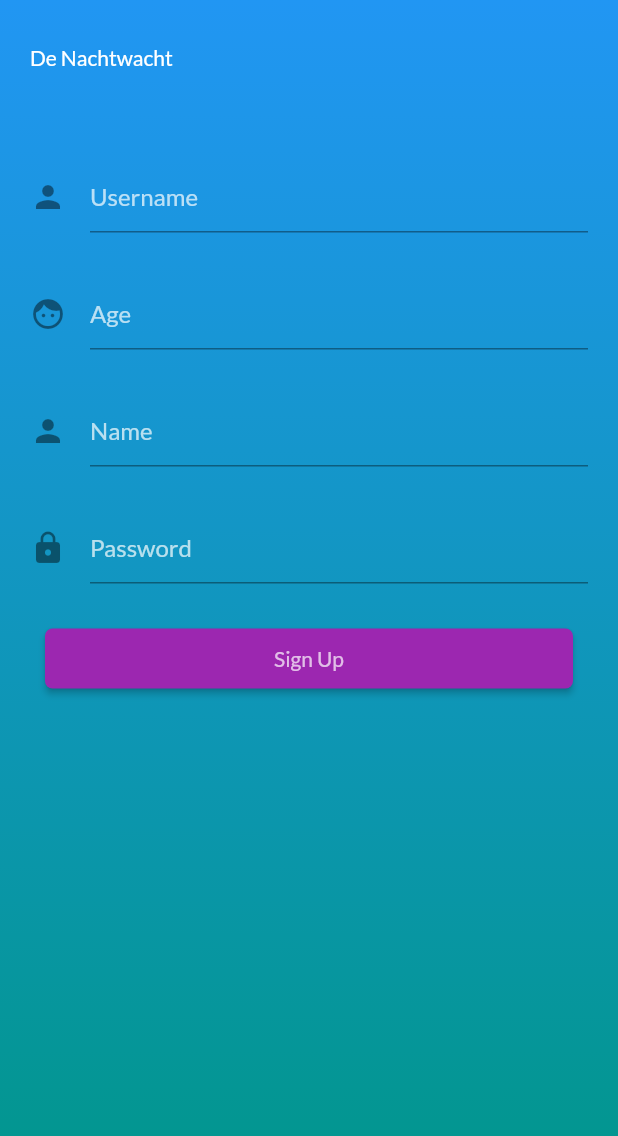
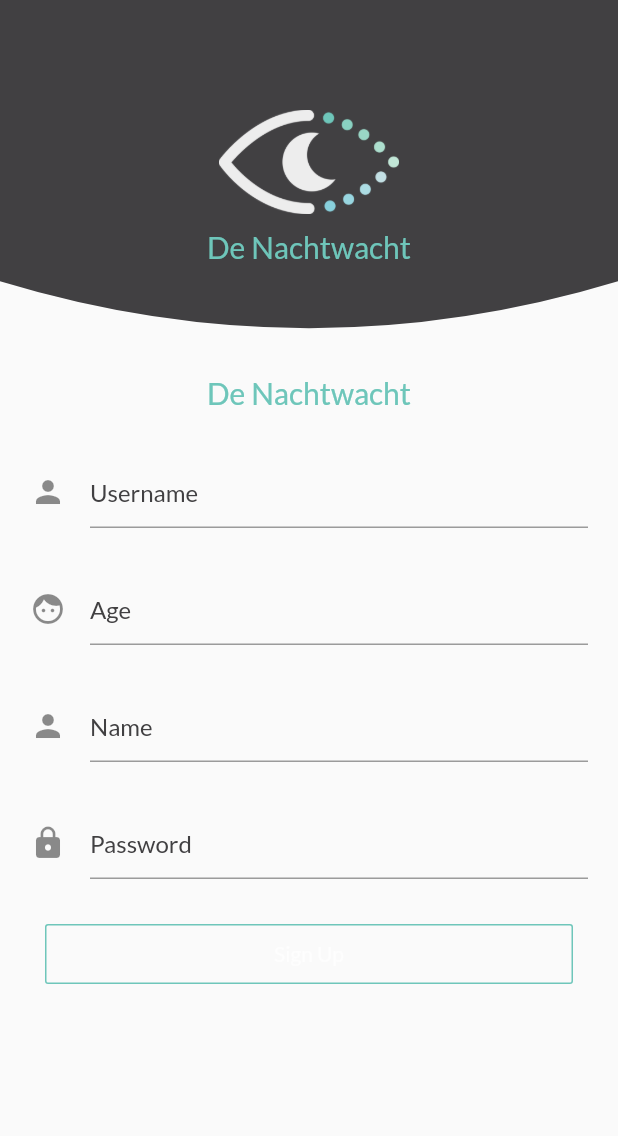
Before and after one commit to mextenderr/Team-2-De-Nachtwacht, a Flutter app: the RegisterPage screen opened by its route, on a phone screen of 412 x 824 dp. Shown: the top 1136 px of the screen. Run offline on Flutter 3.47's test engine with Material 2 defaults, Android fonts, the phone set to English and light mode, and no system bars; our stand-ins replace flutter_bluetooth_serial, google_fonts, shared_preferences; accounts and stored records are empty; network calls fail.

Commit message:
update register scherm

```diff
--- a/flutterApp/flutter_app/lib/pages/login_page.dart
+++ b/flutterApp/flutter_app/lib/pages/login_page.dart
@@ -26,12 +26,6 @@ class _LoginPageState extends State<LoginPage> {
           topSection()
           ,Expanded(
                       child: Container(
-              // decoration: BoxDecoration(
-              //   gradient: LinearGradient(colors: [
-              //     Colors.blue,
-              //     Colors.teal,
-              //   ], begin: Alignment.topCenter, end: Alignment.bottomCenter),
-              // ),
               child: _isLoading
                   ? Center(child: CircularProgressIndicator())
                   : ListView(
@@ -137,10 +131,7 @@ class _LoginPageState extends State<LoginPage> {
       padding: EdgeInsets.symmetric(horizontal: 30.0),
       child: OutlineButton(
         onPressed: () {
-          setState(() {
-            _isLoading = true;
-          });
-          signIn(usernameController.text, passwordController.text);
+          Navigator.push(context, MaterialPageRoute(builder: (context) => RegisterPage()),);
         },
         color: Colors.transparent,
         borderSide: BorderSide(
--- a/flutterApp/flutter_app/lib/pages/register_page.dart
+++ b/flutterApp/flutter_app/lib/pages/register_page.dart
@@ -3,7 +3,8 @@ import 'dart:convert';
 
 import 'package:flutter/material.dart';
 import 'package:flutter/services.dart';
-import 'package:flutter_app/pages/homePage.dart';
+import 'package:flutter_app/helpers/LinePath.dart';
+import 'package:flutter_app/pages/login_page.dart';
 import '../constants.dart' as constants;
 
 import 'package:http/http.dart' as http;
@@ -18,26 +19,27 @@ class _RegisterPageState extends State<RegisterPage> {
 
 @override
   Widget build(BuildContext context) {
-    SystemChrome.setSystemUIOverlayStyle(SystemUiOverlayStyle.light.copyWith(statusBarColor: Colors.transparent));
+    SystemChrome.setSystemUIOverlayStyle(SystemUiOverlayStyle.light
+      .copyWith(statusBarColor: Colors.transparent));
     return Scaffold(
-      body: Container(
-        decoration: BoxDecoration(
-          gradient: LinearGradient(
-            colors: [
-              Colors.blue,
-              Colors.teal,
-            ],
-            begin: Alignment.topCenter,
-            end: Alignment.bottomCenter
-          ),
-        ),
-        child: _isLoading ? Center(child: CircularProgressIndicator()) : ListView(
+      body: Column(
+
+        children: <Widget>[
+          topSection()
+          ,Expanded(
+                        child: Container(
+                child: _isLoading
+                  ? Center(child: CircularProgressIndicator())
+                  : ListView(
                       children: <Widget>[
                         headerSection(),
                         textSection(),
                         buttonSection(),
                   ],
                 ),
+            ),
+          ),
+        ],
       ),
     );
   }
@@ -57,32 +59,60 @@ class _RegisterPageState extends State<RegisterPage> {
       setState(() {
         _isLoading = false;
 
-        Navigator.of(context).pushAndRemoveUntil(MaterialPageRoute(builder:  (BuildContext context) => MyHomePage()), (Route <dynamic> route)  => false); //MyHomePage moet nieuwe pagina worden
+        Navigator.of(context).pushAndRemoveUntil(MaterialPageRoute(builder:  (BuildContext context) => LoginPage()), (Route <dynamic> route)  => false);
       });
     }
     else {
       print(response.body);
     }
   }
+  Widget topSection(){
+    return ClipPath(
 
+            clipper: LinePath(),
+            child: Container(
+              color: Color.fromRGBO(65, 64, 66, 1),
+
+              height: 250,
+              child:  Column(
+                  mainAxisAlignment: MainAxisAlignment.center,
+                  children: <Widget>[
+                    Padding(
+                      padding: const EdgeInsets.only(bottom: 10.0),
+                      child: Center(
+                        child:Image(
+                          width: 120,
+                          image: AssetImage('assets/logo/logo.png' )
+                      ),
+
+            ),
+                    ),
+            headerSection()
+                  ],
+                ),
+              )
+          );
+  }
   Container buttonSection(){
     return Container(
       width: MediaQuery.of(context).size.width,
       height: 40.0,
       margin: EdgeInsets.only(top: 30.0),
       padding: EdgeInsets.symmetric(horizontal: 30.0),
-      child: RaisedButton(
+      child: OutlineButton(
         onPressed: () {
           setState(() {
             _isLoading = true;
           });
           signUp(usernameController.text, ageController.text, nameController.text, passwordController.text);
         },
-        color: Colors.purple,
-        shape: RoundedRectangleBorder(
-          borderRadius: BorderRadius.circular(5.0),
+        color: Colors.transparent,
+        borderSide: BorderSide(
+
+          color: Color.fromRGBO(110, 198, 186, 1),
+          width: 1,
         ),
-        child: Text("Sign Up", style: TextStyle(color: Colors.white70)),
+        child: Text( _isLoading ? "Creating account..." : "Sign Up", style: TextStyle(color: Colors.white70)),
       ),
     );
   }
@@ -114,10 +144,10 @@ class _RegisterPageState extends State<RegisterPage> {
     return TextFormField(
       controller: usernameController,
       obscureText: title == "Username" ? false : true,
-      style: TextStyle(color: Colors.white70),
+      style: TextStyle(color: Color.fromRGBO(65, 64, 66, 1)),
       decoration: InputDecoration(
         hintText: title,
-        hintStyle: TextStyle(color: Colors.white70),
+        hintStyle: TextStyle(color: Color.fromRGBO(65, 64, 66, 1)),
         icon: Icon(icon)
       ),
     );
@@ -127,10 +157,10 @@ class _RegisterPageState extends State<RegisterPage> {
     return TextFormField(
       controller: ageController,
       obscureText: title == "Age" ? false : true,
-      style: TextStyle(color: Colors.white70),
+      style: TextStyle(color: Color.fromRGBO(65, 64, 66, 1)),
       decoration: InputDecoration(
         hintText: title,
-        hintStyle: TextStyle(color: Colors.white70),
+        hintStyle: TextStyle(color: Color.fromRGBO(65, 64, 66, 1)),
         icon: Icon(icon)
       ),
     );
@@ -140,10 +170,10 @@ class _RegisterPageState extends State<RegisterPage> {
     return TextFormField(
       controller: nameController,
       obscureText: title == "Name" ? false : true,
-      style: TextStyle(color: Colors.white70),
+      style: TextStyle(color: Color.fromRGBO(65, 64, 66, 1)),
       decoration: InputDecoration(
         hintText: title,
-        hintStyle: TextStyle(color: Colors.white70),
+        hintStyle: TextStyle(color: Color.fromRGBO(65, 64, 66, 1)),
         icon: Icon(icon)
       ),
     );
@@ -152,19 +182,19 @@ class _RegisterPageState extends State<RegisterPage> {
     return TextFormField(
       controller: passwordController,
       obscureText: true,
-      style: TextStyle(color: Colors.white70),
+      style: TextStyle(color: Color.fromRGBO(65, 64, 66, 1)),
       decoration: InputDecoration(
         hintText: title,
-        hintStyle: TextStyle(color: Colors.white70),
+        hintStyle: TextStyle(color: Color.fromRGBO(65, 64, 66, 1)),
         icon: Icon(icon)
       ),
     );
   }
 
-  Container headerSection() {
-    return Container(
-      padding: EdgeInsets.symmetric(horizontal: 20.0, vertical: 30.0),
-      child: Text("De Nachtwacht", style: TextStyle(color: Colors.white)),
+  Center headerSection() {
+    return Center(
+
+      child: Text("De Nachtwacht", style: TextStyle(fontSize:20 ,color: Color.fromRGBO(110, 198, 186, 1))),
     );
   }
 }
```
Also changed, not shown: 3 other files. Lines whose indentation alone changed are shown as unchanged.
